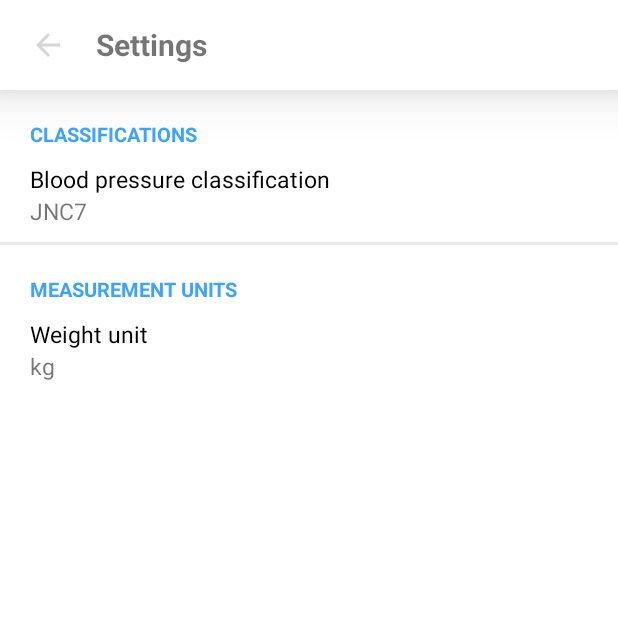
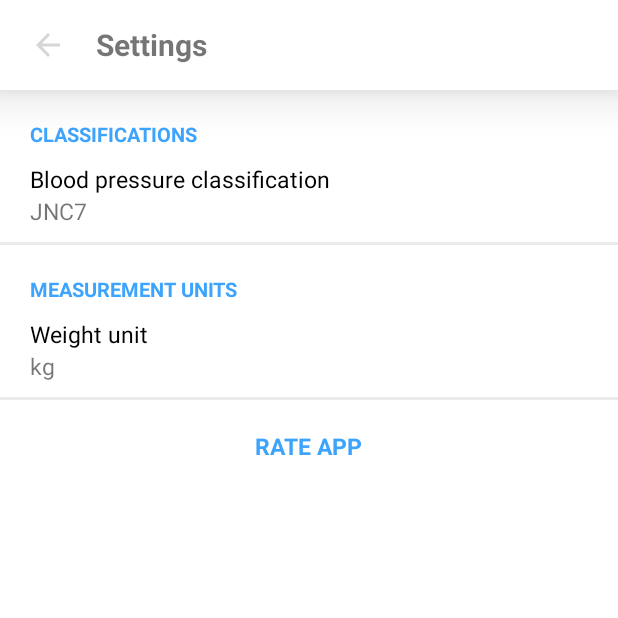
Before and after one commit to Moutamid/BPTrackerProject, an Android app: the SettingsActivity screen opened directly, with no data from a screen before it, on a phone screen of 412 x 824 dp, the top half of it. Run offline under Robolectric (Android 15) with nearby library versions, the phone set to English and light mode, and no system bars.

Commit message:
5 6 2021

```diff
--- a/app/src/main/java/com/moutamid/bptracker/ActivityLogin.java
+++ b/app/src/main/java/com/moutamid/bptracker/ActivityLogin.java
@@ -67,7 +67,6 @@ public class ActivityLogin extends AppCompatActivity {
 
         // Initializing Views
         initViews();
-
 
     }
 
--- a/app/src/main/java/com/moutamid/bptracker/SettingsActivity.java
+++ b/app/src/main/java/com/moutamid/bptracker/SettingsActivity.java
@@ -4,16 +4,26 @@ import androidx.appcompat.app.AlertDialog;
 import androidx.appcompat.app.AppCompatActivity;
 
 import android.content.DialogInterface;
+import android.content.Intent;
+import android.net.Uri;
 import android.os.Bundle;
 import android.view.View;
 import android.widget.TextView;
 
 public class SettingsActivity extends AppCompatActivity {
-private Utils utils = new Utils();
+    private Utils utils = new Utils();
+
     @Override
     protected void onCreate(Bundle savedInstanceState) {
         super.onCreate(savedInstanceState);
         setContentView(R.layout.activity_settings);
+
+        findViewById(R.id.rate_app_btn).setOnClickListener(new View.OnClickListener() {
+            @Override
+            public void onClick(View view) {
+                startActivity(new Intent(Intent.ACTION_VIEW, Uri.parse("market://details?id=com.whatsapp")));
+            }
+        });
 
         findViewById(R.id.back_btn_settings).setOnClickListener(new View.OnClickListener() {
             @Override
--- /dev/null
+++ b/app/src/main/res/drawable/ic_baseline_login_24.xml
@@ -0,0 +1,5 @@
+<vector android:autoMirrored="true" android:height="24dp"
+    android:tint="#6E6E6E" android:viewportHeight="24"
+    android:viewportWidth="24" android:width="24dp" xmlns:android="http://schemas.android.com/apk/res/android">
+    <path android:fillColor="@android:color/white" android:pathData="M11,7L9.6,8.4l2.6,2.6H2v2h10.2l-2.6,2.6L11,17l5,-5L11,7zM20,19h-8v2h8c1.1,0 2,-0.9 2,-2V5c0,-1.1 -0.9,-2 -2,-2h-8v2h8V19z"/>
+</vector>
--- a/app/src/main/res/layout/activity_settings.xml
+++ b/app/src/main/res/layout/activity_settings.xml
@@ -58,12 +58,12 @@
         android:textSize="15sp" />
 
     <TextView
+        android:id="@+id/classification_option_settings"
         android:layout_width="match_parent"
         android:layout_height="wrap_content"
         android:layout_marginStart="20dp"
         android:layout_marginEnd="20dp"
         android:text="JNC7"
-        android:id="@+id/classification_option_settings"
         android:textSize="15sp" />
 
     <View
@@ -94,12 +94,32 @@
         android:textSize="15sp" />
 
     <TextView
+        android:id="@+id/weight_option_settings"
         android:layout_width="match_parent"
         android:layout_height="wrap_content"
         android:layout_marginStart="20dp"
         android:layout_marginEnd="20dp"
-        android:id="@+id/weight_option_settings"
         android:text="kg"
         android:textSize="15sp" />
 
+
+    <View
+        android:layout_width="match_parent"
+        android:layout_height="2dp"
+        android:layout_marginTop="10dp"
+        android:background="@color/grey" />
+
+    <TextView
+        android:layout_width="wrap_content"
+        android:layout_height="wrap_content"
+        android:layout_gravity="center"
+        android:layout_marginStart="20dp"
+        android:id="@+id/rate_app_btn"
+        android:layout_marginTop="20dp"
+        android:layout_marginEnd="20dp"
+        android:text="RATE APP"
+        android:textColor="@color/skyBlue"
+        android:textSize="15sp"
+        android:textStyle="bold" />
+
 </LinearLayout>
```
Also changed, not shown: app/src/main/java/com/moutamid/bptracker/ActivitySignUp.java (+52 -3 lines), app/src/main/java/com/moutamid/bptracker/BottomNavigationActivity.java (+14 -1 lines), app/src/main/java/com/moutamid/bptracker/ui/charts/ChartsFragment.java (+9 -2 lines), app/src/main/java/com/moutamid/bptracker/ui/readings/ReadingsFragment.java (+7 -0 lines), app/src/main/res/layout/activity_login.xml (+18 -9 lines), app/src/main/res/layout/activity_sign_up.xml (+22 -8 lines), app/src/main/res/layout/dialog_profile.xml (+12 -0 lines), app/src/main/res/layout/fragment_charts.xml (+9 -0 lines), app/src/main/res/layout/fragment_readings.xml (+9 -0 lines).
